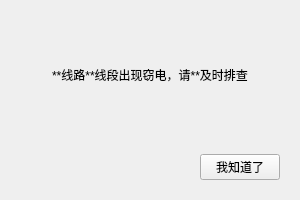
Above: PopupInformation.ui from wanlong1215/test before the change. Below: the same form after it.
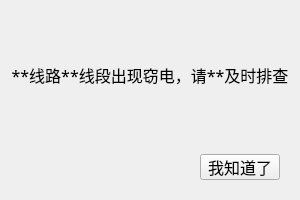
That is the form after the change.

```diff
--- a/PopupInformation.ui
+++ b/PopupInformation.ui
@@ -10,6 +10,12 @@
     <height>200</height>
    </rect>
   </property>
+  <property name="font">
+   <font>
+    <family>微软雅黑</family>
+    <pointsize>12</pointsize>
+   </font>
+  </property>
   <property name="windowTitle">
    <string>报警</string>
   </property>
```
